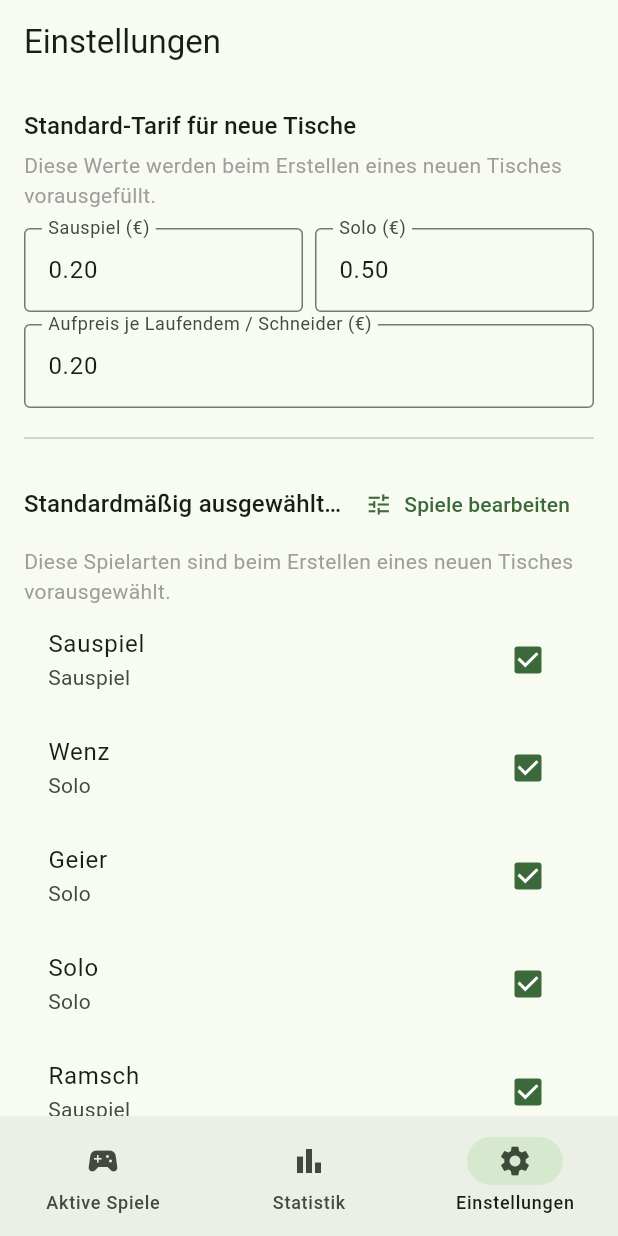
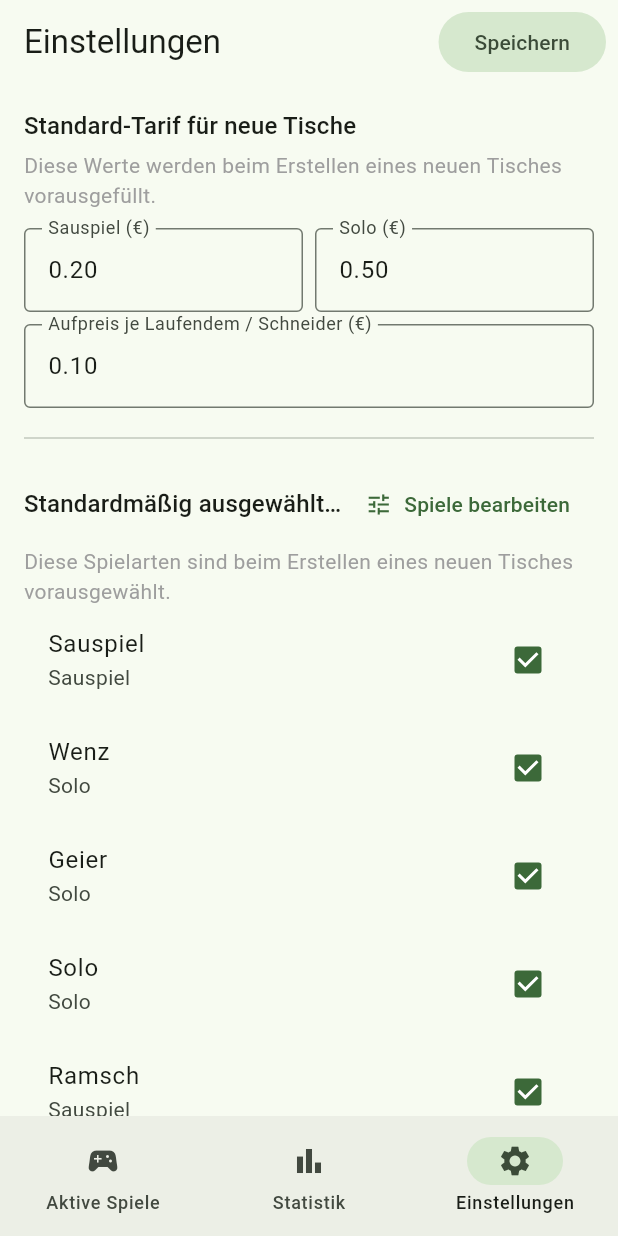
Before and after one commit to kingapfelbaum-web/schafkopf_zaehler, a Flutter app: the screen it shows after launch, item 3 of the bottom bar chosen, on a phone screen of 412 x 824 dp. Run offline on Flutter 3.47's test engine with Material 3 defaults, Android fonts, the phone set to English and light mode, and no system bars; our stand-ins replace package_info_plus, share_plus, shared_preferences; network calls fail.

Commit message:
commit Update

```diff
--- a/lib/models/tarif.dart
+++ b/lib/models/tarif.dart
@@ -7,7 +7,7 @@ class Tarif {
   Tarif({
     this.sauspielPreis = 0.20,
     this.soloPreis = 0.50,
-    this.aufpreis = 0.20,
+    this.aufpreis = 0.10,
   });
 
   /// Grundpreis abhängig davon, ob die Spielart ein Einzelspieler-Spiel
--- a/lib/screens/einstellungen_screen.dart
+++ b/lib/screens/einstellungen_screen.dart
@@ -195,7 +195,16 @@ class _EinstellungenScreenState extends State<EinstellungenScreen> {
     final service = context.watch<SpielService>();
 
     return Scaffold(
-      appBar: AppBar(title: const Text('Einstellungen')),
+      appBar: AppBar(
+          title: const Text('Einstellungen'),
+          actions: [
+          FilledButton.tonal(
+            onPressed: _speichern,
+            child: const Text('Speichern'),
+          ),
+          const SizedBox(width: 8),
+        ],
+      ),
       body: ListView(
         padding: const EdgeInsets.all(16),
         children: [
@@ -282,14 +291,6 @@ class _EinstellungenScreenState extends State<EinstellungenScreen> {
                     });
                   },
                 )),
-          const SizedBox(height: 24),
-          SizedBox(
-            width: double.infinity,
-            child: FilledButton(
-              onPressed: _speichern,
-              child: const Text('Speichern'),
-            ),
-          ),
           const Divider(height: 40),
           Row(
             children: [
--- a/pubspec.yaml
+++ b/pubspec.yaml
@@ -1,7 +1,7 @@
 name: schafkopf_app
 description: App zum Mitschreiben von Schafkopf-Spielen
 publish_to: 'none'
-version: 1.0.1+1
+version: 1.0.2+1
 
 environment:
   sdk: '>=3.0.0 <4.0.0'
@@ -30,7 +30,7 @@ flutter_launcher_icons:
   image_path: "assets/icon/icon.png"
   adaptive_icon_background: "#FFFFFF"
   adaptive_icon_foreground: "assets/icon/icon.png"
-  adaptive_icon_foreground_inset: 24
+#  adaptive_icon_foreground_inset: 24
 
 flutter:
   uses-material-design: true
```
